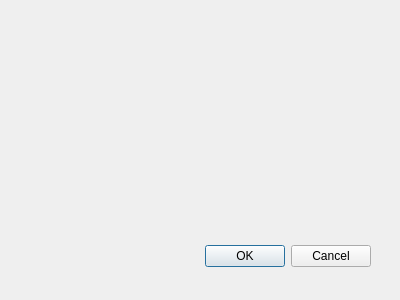
Qt form src/dontpanik/kpart/core/ui/selectprojectsdialog.ui (frankHa/dontpanic) before a commit.
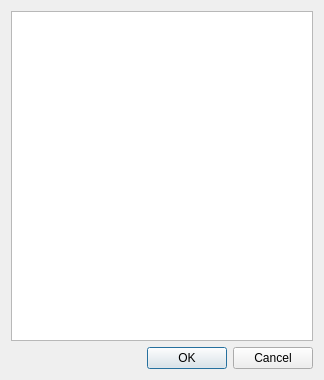
The same form after that commit.

Commit message: -started implementing the selection of projects for the report filter

```diff
--- a/src/dontpanik/kpart/core/ui/selectprojectsdialog.ui
+++ b/src/dontpanik/kpart/core/ui/selectprojectsdialog.ui
@@ -6,22 +6,44 @@
    <rect>
     <x>0</x>
     <y>0</y>
-    <width>400</width>
-    <height>300</height>
+    <width>324</width>
+    <height>380</height>
    </rect>
   </property>
   <property name="windowTitle">
    <string>Select Projects - Don't Panik</string>
   </property>
+  <layout class="QVBoxLayout" name="verticalLayout">
+   <item>
+    <widget class="QTableView" name="projects_table">
+     <property name="alternatingRowColors">
+      <bool>true</bool>
+     </property>
+     <property name="sortingEnabled">
+      <bool>true</bool>
+     </property>
+     <attribute name="horizontalHeaderShowSortIndicator" stdset="0">
+      <bool>true</bool>
+     </attribute>
+     <attribute name="horizontalHeaderStretchLastSection">
+      <bool>true</bool>
+     </attribute>
+     <attribute name="verticalHeaderVisible">
+      <bool>false</bool>
+     </attribute>
+     <attribute name="verticalHeaderVisible">
+      <bool>false</bool>
+     </attribute>
+     <attribute name="horizontalHeaderShowSortIndicator" stdset="0">
+      <bool>true</bool>
+     </attribute>
+     <attribute name="horizontalHeaderStretchLastSection">
+      <bool>true</bool>
+     </attribute>
+    </widget>
+   </item>
+   <item>
   <widget class="QDialogButtonBox" name="buttonBox">
-   <property name="geometry">
-    <rect>
-     <x>30</x>
-     <y>240</y>
-     <width>341</width>
-     <height>32</height>
-    </rect>
-   </property>
    <property name="orientation">
     <enum>Qt::Horizontal</enum>
    </property>
@@ -29,6 +51,8 @@
     <set>QDialogButtonBox::Cancel|QDialogButtonBox::Ok</set>
    </property>
   </widget>
+   </item>
+  </layout>
  </widget>
  <resources/>
  <connections>
```
Lines whose indentation alone changed are shown as unchanged. The commit also changes 8 other files.
